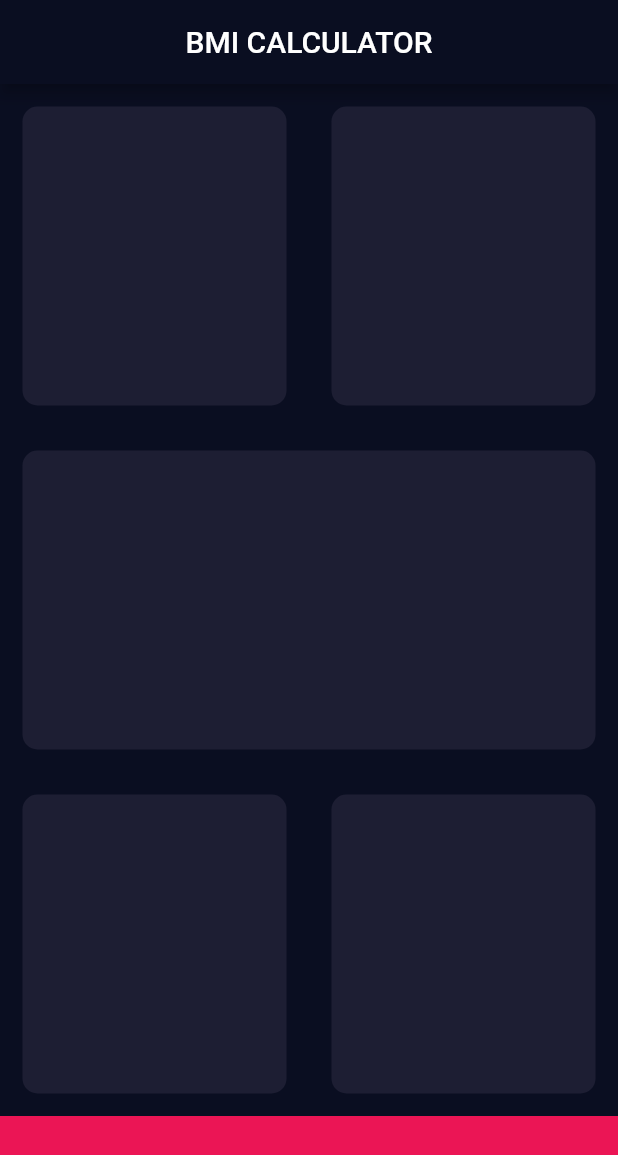
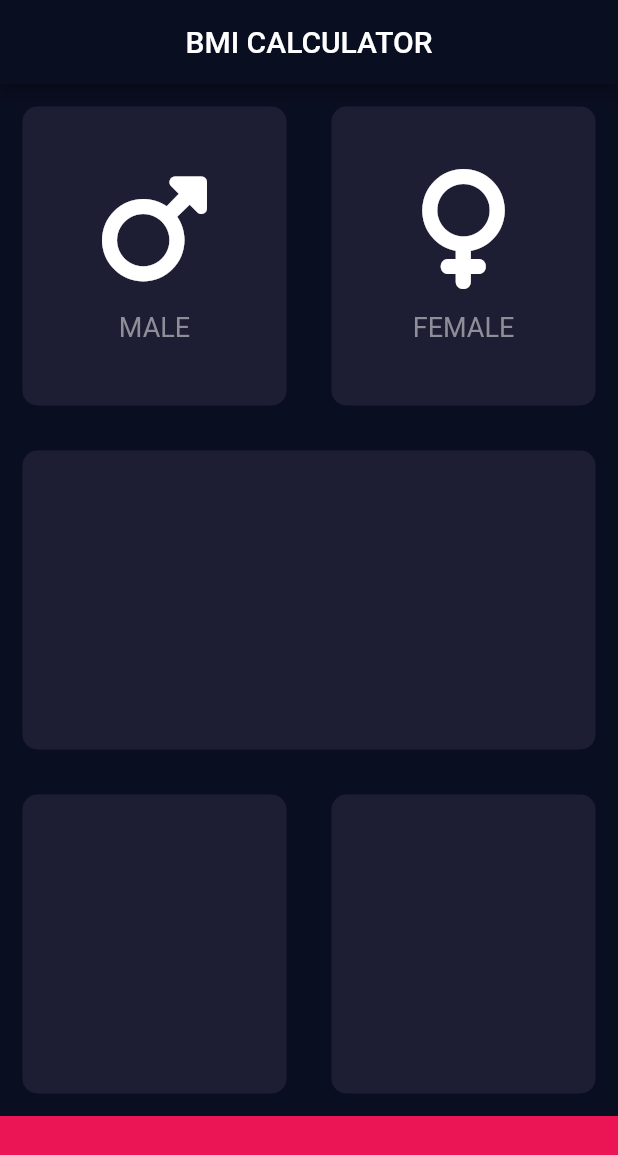
Before and after one commit to DanielGoye/dart_example, a Flutter app: the screen it shows after launch, on a phone screen of 412 x 824 dp. Shown: the top 1155 px of the screen. Run offline on Flutter 3.47's test engine with Material 2 defaults, Android fonts, the phone set to English and light mode, and no system bars; our stand-ins replace font_awesome_flutter.

Commit message:
Add fontawesome icons, extract reusable cardchild

```diff
--- a/lib/input_page.dart
+++ b/lib/input_page.dart
@@ -1,4 +1,5 @@
 import 'package:flutter/material.dart';
+import 'package:font_awesome_flutter/font_awesome_flutter.dart';
 
 const activeCardColor = Color(0xFF1d1e33);
 const buttonColor = Color(0xFFEB1555);
@@ -22,24 +23,35 @@ class _InputPageState extends State<InputPage> {
               children: [
                 ReusableCard(
                   color: activeCardColor,
+                  cardChild: ReusableCardChild(
+                    cardText: 'MALE',
+                    iconData: FontAwesomeIcons.mars,
+                  ),
                 ),
                 ReusableCard(
                   color: activeCardColor,
+                  cardChild: ReusableCardChild(
+                    cardText: 'FEMALE',
+                    iconData: FontAwesomeIcons.venus,
+                  ),
                 ),
               ],
             ),
           ),
-          const ReusableCard(
+          ReusableCard(
             color: activeCardColor,
+            cardChild: Container(),
           ),
-          const Expanded(
+          Expanded(
             child: Row(
               children: [
                 ReusableCard(
                   color: activeCardColor,
+                  cardChild: Container(),
                 ),
                 ReusableCard(
                   color: activeCardColor,
+                  cardChild: Container(),
                 )
               ],
             ),
@@ -55,12 +67,48 @@ class _InputPageState extends State<InputPage> {
   }
 }
 
+class ReusableCardChild extends StatelessWidget {
+  final String cardText;
+  final IconData iconData;
+
+  const ReusableCardChild({
+    super.key,
+    required this.cardText,
+    required this.iconData,
+  });
+
+  @override
+  Widget build(BuildContext context) {
+    return Column(
+      mainAxisAlignment: MainAxisAlignment.center,
+      children: [
+        Icon(
+          iconData,
+          size: 80,
+        ),
+        const SizedBox(
+          height: 15,
+        ),
+        Text(
+          cardText,
+          style: const TextStyle(
+            fontSize: 18,
+            color: Color(0xFF8D8E98),
+          ),
+        )
+      ],
+    );
+  }
+}
+
 class ReusableCard extends StatelessWidget {
   final Color color;
+  final Widget cardChild;
 
   const ReusableCard({
     super.key,
     required this.color,
+    required this.cardChild,
   });
 
   @override
@@ -72,6 +120,7 @@ class ReusableCard extends StatelessWidget {
           borderRadius: BorderRadius.circular(10),
           color: color,
         ),
+        child: cardChild,
       ),
     );
   }
```
Also changed, not shown: pubspec.yaml (+3 -67 lines), pubspec.lock.
